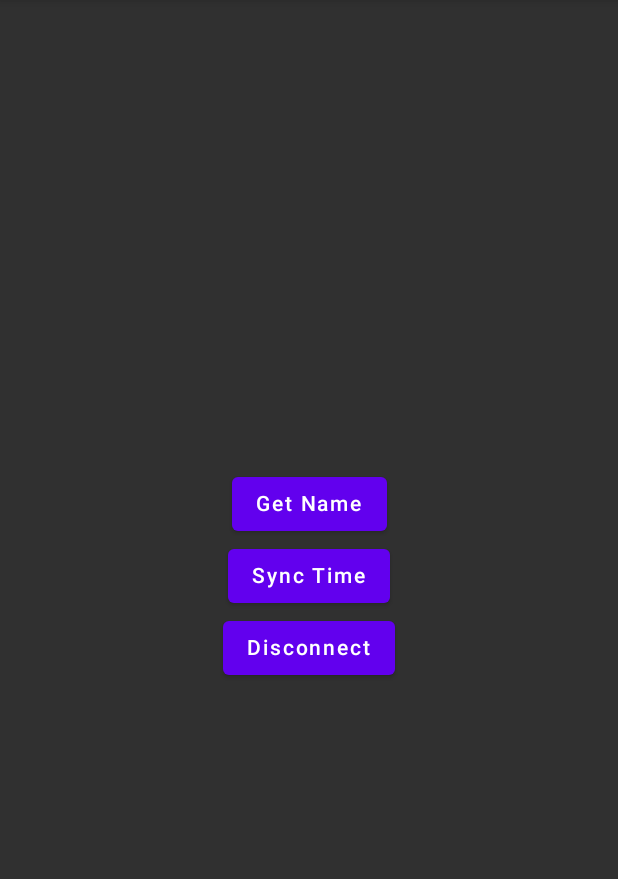
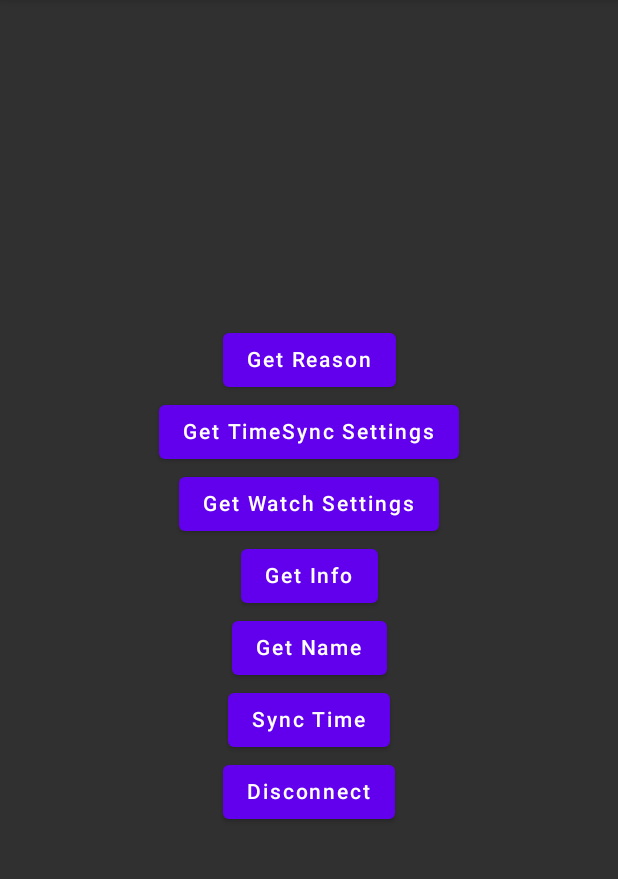
Before and after one commit to DinoLeung/skuare, an Android app built with Jetpack Compose: the watch screen opened through its navigation route, on a phone screen of 412 x 824 dp, the part 84-963 px from its top. Run offline under Robolectric (Android 15) with nearby library versions, the phone set to English and light mode, and no system bars; libraries missing offline, so code that uses them is left out: com.juul.kable; 2 statements that could not run were skipped.

Commit message:
did some data mining

```diff
--- a/composeApp/src/commonMain/kotlin/xyz/d1n0/view/WatchScreen.kt
+++ b/composeApp/src/commonMain/kotlin/xyz/d1n0/view/WatchScreen.kt
@@ -10,12 +10,8 @@ import androidx.compose.runtime.Composable
 import androidx.compose.runtime.LaunchedEffect
 import androidx.compose.ui.Alignment
 import androidx.compose.ui.Modifier
-import androidx.lifecycle.viewmodel.compose.viewModel
-import androidx.navigation.NavHostController
 import org.jetbrains.compose.ui.tooling.preview.Preview
 import org.koin.compose.viewmodel.koinViewModel
-import xyz.d1n0.model.Watch
-import xyz.d1n0.viewModel.ScanScreenViewModel
 import xyz.d1n0.viewModel.WatchScreenViewModel
 
 @Composable
@@ -35,6 +31,19 @@ fun WatchScreen(
             horizontalAlignment = Alignment.CenterHorizontally,
             verticalArrangement = Arrangement.Center,
         ) {
+
+            Button(onClick = viewModel::getConnectReason) {
+                Text("Get Reason")
+            }
+            Button(onClick = viewModel::getTimeSyncSettings) {
+                Text("Get TimeSync Settings")
+            }
+            Button(onClick = viewModel::getWatchSettings) {
+                Text("Get Watch Settings")
+            }
+            Button(onClick = viewModel::getInfo) {
+                Text("Get Info")
+            }
             Button(onClick = viewModel::getName) {
                 Text("Get Name")
             }
```
Also changed, not shown: composeApp/src/commonMain/kotlin/xyz/d1n0/constant/Command.kt (+4 -4 lines), composeApp/src/commonMain/kotlin/xyz/d1n0/constant/ConnectReason.kt (added, +15 -0 lines), composeApp/src/commonMain/kotlin/xyz/d1n0/model/Watch.kt (+46 -2 lines), composeApp/src/commonMain/kotlin/xyz/d1n0/viewModel/WatchScreenViewModel.kt (+8 -2 lines).
